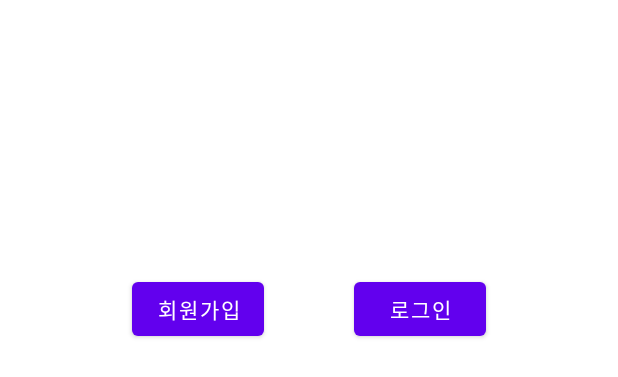
After one commit to MobileProgrammingACT/ACT_FrontEnd, an Android app: the layout login_page.xml on its own in the app's theme, with its tools: preview values and no code run, on a phone screen of 412 x 824 dp. The commit adds this screen. Shown: the top 377 px of the screen. Run offline under Robolectric (Android 15) with nearby library versions, the phone set to English and light mode, and no system bars.

Commit message:
seventh commit
- 로그인 추가

```diff
--- /dev/null
+++ b/app/src/main/res/layout/login_page.xml
@@ -0,0 +1,63 @@
+<?xml version="1.0" encoding="utf-8"?>
+<LinearLayout
+    xmlns:android="http://schemas.android.com/apk/res/android"
+    xmlns:tools="http://schemas.android.com/tools"
+    android:layout_width="match_parent"
+    android:layout_height="match_parent"
+    android:orientation="vertical"
+    tools:context=".MainActivity">
+
+    <LinearLayout
+        android:layout_width="match_parent"
+        android:layout_height="match_parent"
+        android:orientation="horizontal"
+        android:gravity="center"
+        android:layout_weight="1">
+
+        <Button
+            android:id="@+id/SignupBtn"
+            android:layout_width="wrap_content"
+            android:layout_height="wrap_content"
+            android:layout_margin="30dp"
+            android:text="회원가입"/>
+
+        <Button
+            android:id="@+id/LoginBtn"
+            android:layout_width="wrap_content"
+            android:layout_height="wrap_content"
+            android:layout_margin="30dp"
+            android:text="로그인"/>
+
+    </LinearLayout>
+
+    <LinearLayout
+        android:layout_width="match_parent"
+        android:layout_height="match_parent"
+        android:orientation="vertical"
+        android:gravity="center"
+        android:layout_weight="1">
+
+        <EditText
+            android:id="@+id/email_join"
+            android:layout_width="match_parent"
+            android:layout_height="wrap_content"
+            android:hint="이메일을 입력하세요"
+            android:visibility="invisible"/>
+
+        <EditText
+            android:id="@+id/pwd_join"
+            android:layout_width="match_parent"
+            android:layout_height="wrap_content"
+            android:hint="비밀번호를 입력하세요"
+            android:visibility="invisible"/>
+
+        <Button
+            android:id="@+id/SubmitBtn"
+            android:layout_width="wrap_content"
+            android:layout_height="wrap_content"
+            android:text="Submit"
+            android:visibility="invisible"/>
+
+    </LinearLayout>
+
+</LinearLayout>
--- a/app/src/main/res/layout/week_one_activity1.xml
+++ b/app/src/main/res/layout/week_one_activity1.xml
@@ -26,6 +26,7 @@
             android:orientation="horizontal">
 
             <Button
+                android:id="@+id/back"
                 android:layout_width="wrap_content"
                 android:layout_height="wrap_content"
                 android:text="뒤로"/>
--- a/build.gradle
+++ b/build.gradle
@@ -1,4 +1,10 @@
 // Top-level build file where you can add configuration options common to all sub-projects/modules.
+buildscript {
+    dependencies {
+        classpath 'com.google.gms:google-services:4.3.14'
+    }
+}
+
 plugins {
     id 'com.android.application' version '7.2.2' apply false
     id 'com.android.library' version '7.2.2' apply false
```
Also changed, not shown: app/build.gradle (+6 -1 lines), app/src/main/AndroidManifest.xml (+9 -0 lines), app/src/main/java/com/example/actprime/LoginActivity.java (added, +74 -0 lines), app/src/main/java/com/example/actprime/SecondActivity.java (+6 -4 lines), app/src/main/java/com/example/actprime/ThirdActivity.java (added, +28 -0 lines), app/src/main/java/com/example/actprime/MainActivity.java (line endings or trailing spaces), gradle/wrapper/gradle-wrapper.properties, 1 other file.
